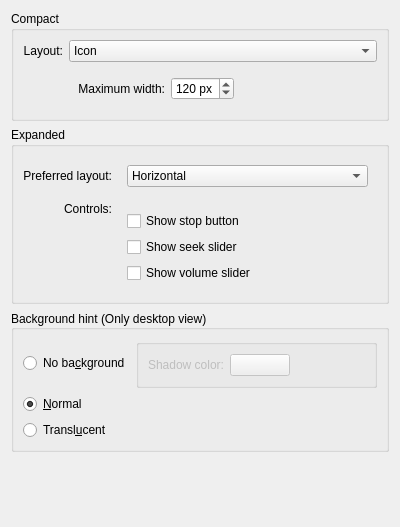
The window that engine/generalconfig.ui (jsmitar/playbar2) describes before a commit, drawn with Qt 5.
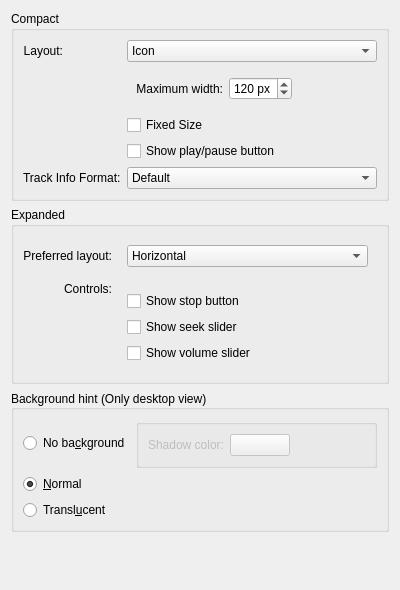
The same window after the commit. Custom widgets are drawn as their Qt base class.

Patch:
```diff
--- a/engine/generalconfig.ui
+++ b/engine/generalconfig.ui
@@ -7,7 +7,7 @@
     <x>0</x>
     <y>0</y>
     <width>400</width>
-    <height>527</height>
+    <height>590</height>
    </rect>
   </property>
   <property name="sizePolicy">
@@ -152,6 +152,56 @@
           </layout>
          </widget>
         </item>
+        <item row="4" column="0">
+         <widget class="QLabel" name="label_TrackInfoFormat">
+          <property name="text">
+           <string>Track Info Format:</string>
+          </property>
+         </widget>
+        </item>
+        <item row="2" column="1">
+         <widget class="QCheckBox" name="kcfg_FixedSize">
+          <property name="text">
+           <string>Fixed Size</string>
+          </property>
+         </widget>
+        </item>
+        <item row="4" column="1">
+         <widget class="QComboBox" name="kcfg_TrackInfoFormat">
+          <item>
+           <property name="text">
+            <string>Default</string>
+           </property>
+          </item>
+          <item>
+           <property name="text">
+            <string>Artist - Track</string>
+           </property>
+          </item>
+          <item>
+           <property name="text">
+            <string>Track - Artist</string>
+           </property>
+          </item>
+          <item>
+           <property name="text">
+            <string>Track</string>
+           </property>
+          </item>
+          <item>
+           <property name="text">
+            <string>Track by Artist</string>
+           </property>
+          </item>
+         </widget>
+        </item>
+        <item row="3" column="1">
+         <widget class="QCheckBox" name="kcfg_ShowPlayPause">
+          <property name="text">
+           <string>Show play/pause button</string>
+          </property>
+         </widget>
+        </item>
        </layout>
       </widget>
      </item>
```
